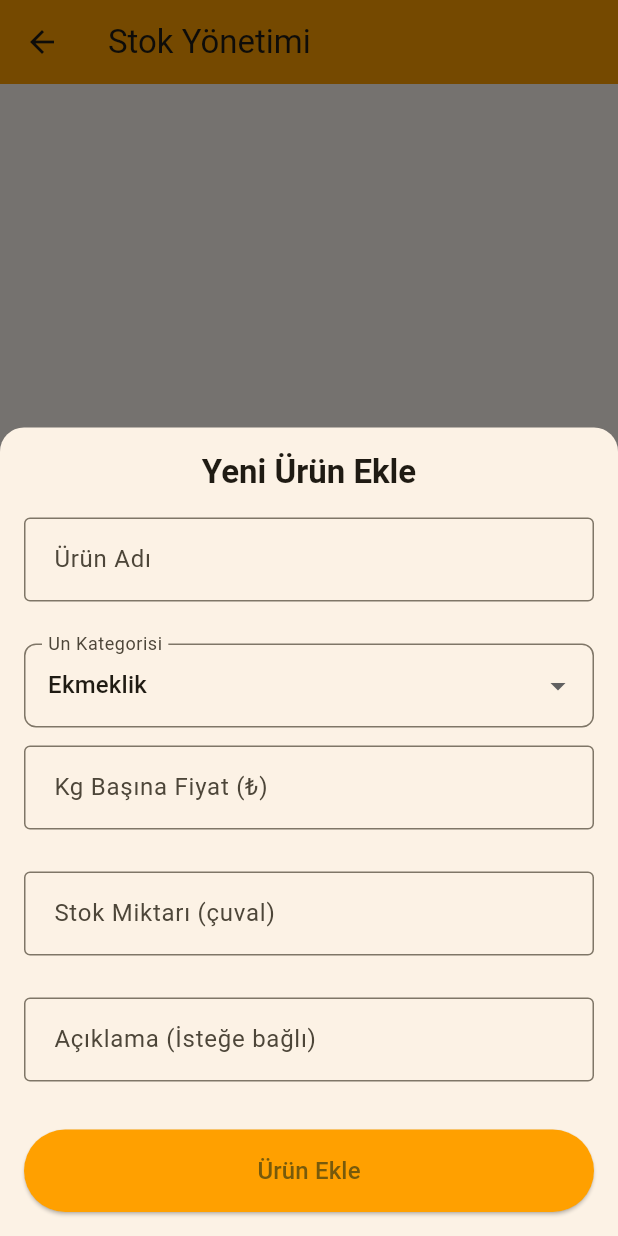
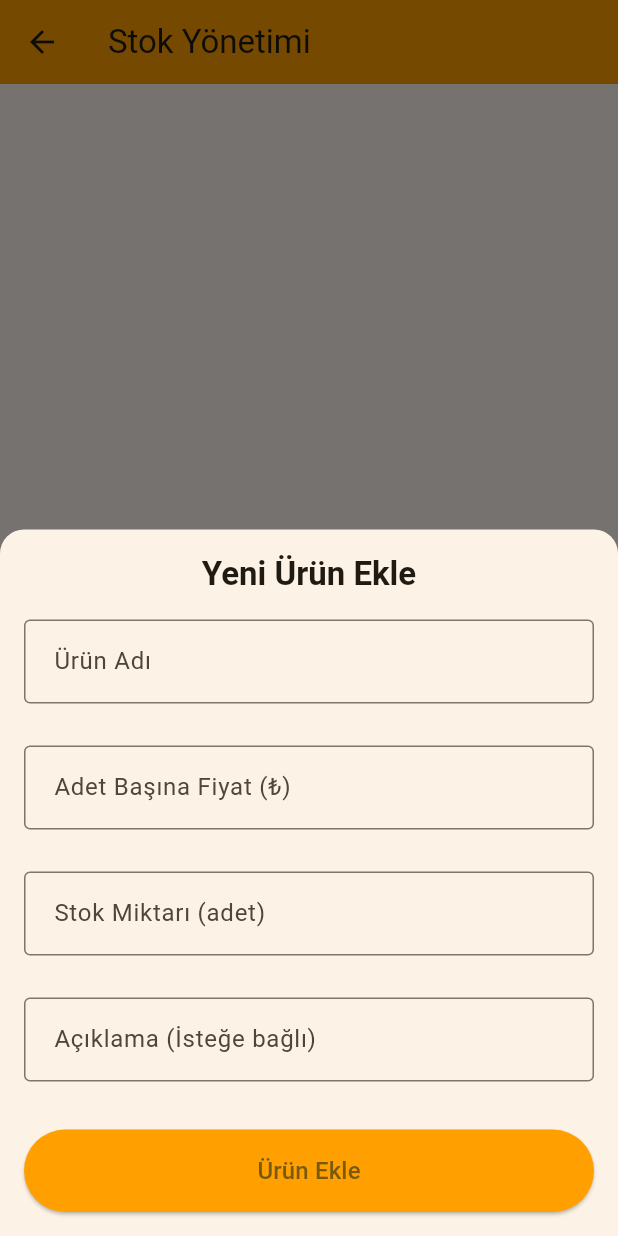
Before and after one commit to MohammedAlhawamdeh/flour-app, a Flutter app: the InventoryScreen screen opened by its route, after a tap on the "add" icon, on a phone screen of 412 x 824 dp. Run offline on Flutter 3.47's test engine with Material 3 defaults, Android fonts, the phone set to English and light mode, and no system bars; our stand-ins replace fl_chart, shared_preferences, sqflite, sqflite_common_ffi, sqlite3_flutter_libs; accounts and stored records are empty.

Commit message:
Refactor inventory screen: update price and stock labels, remove category selection

```diff
--- a/flour_tracker/lib/screens/inventory_screen.dart
+++ b/flour_tracker/lib/screens/inventory_screen.dart
@@ -106,19 +106,6 @@ class _InventoryScreenState extends State<InventoryScreen> {
                                         fontWeight: FontWeight.bold,
                                       ),
                                     ),
-                                    if (product.category != null &&
-                                        product.category!.isNotEmpty)
-                                      Padding(
-                                        padding: const EdgeInsets.only(top: 4),
-                                        child: Text(
-                                          product.category!,
-                                          style: TextStyle(
-                                            fontSize: 14,
-                                            color: Colors.amber.shade900,
-                                            fontWeight: FontWeight.w500,
-                                          ),
-                                        ),
-                                      ),
                                   ],
                                 ),
                               ),
@@ -144,7 +131,7 @@ class _InventoryScreenState extends State<InventoryScreen> {
                           Row(
                             children: [
                               _buildInfoItem(
-                                'Kg Başına Fiyat',
+                                'Adet Başına Fiyat',
                                 '${settingsProvider.currencySymbol}${product.pricePerKg.toStringAsFixed(settingsProvider.showDecimals ? 2 : 0)}',
                                 _getCurrencyIcon(
                                   settingsProvider.currencySymbol,
@@ -153,7 +140,7 @@ class _InventoryScreenState extends State<InventoryScreen> {
                               const SizedBox(width: 16),
                               _buildInfoItem(
                                 'Stok Miktarı',
-                                '${product.quantityInStock.toStringAsFixed(settingsProvider.showDecimals ? 2 : 0)} çuval',
+                                '${product.quantityInStock.toStringAsFixed(settingsProvider.showDecimals ? 2 : 0)} adet',
                                 Icons.inventory,
                               ),
                             ],
@@ -243,22 +230,7 @@ class _InventoryScreenState extends State<InventoryScreen> {
       text: product?.description ?? '',
     );
 
-    String selectedCategory = product?.category ?? 'Ekmeklik';
     final formKey = GlobalKey<FormState>();
-
-    // Common Turkish flour categories
-    final List<String> flourCategories = [
-      'Ekmeklik', // Bread flour
-      'Böreklik', // Pastry flour
-      'Poğaçalık', // Biscuit/roll flour
-      'Çöreklik', // Sweet pastry flour
-      'Baklavalik', // Baklava flour
-      'Keklik', // Cake flour
-      'Simitlik', // Bagel flour
-      'Pidecik', // Flatbread flour
-      'Genel Amaçlı', // All-purpose flour
-      'Diğer', // Other
-    ];
 
     await showModalBottomSheet(
       context: context,
@@ -305,37 +277,9 @@ class _InventoryScreenState extends State<InventoryScreen> {
                           },
                         ),
                         const SizedBox(height: 12),
-                        DropdownButtonFormField<String>(
-                          decoration: InputDecoration(
-                            labelText: 'Un Kategorisi',
-                            border: OutlineInputBorder(
-                              borderRadius: BorderRadius.circular(8),
-                            ),
-                            contentPadding: const EdgeInsets.symmetric(
-                              horizontal: 12,
-                              vertical: 16,
-                            ),
-                          ),
-                          value: selectedCategory,
-                          items:
-                              flourCategories
-                                  .map(
-                                    (category) => DropdownMenuItem(
-                                      value: category,
-                                      child: Text(category),
-                                    ),
-                                  )
-                                  .toList(),
-                          onChanged: (value) {
-                            setState(() {
-                              selectedCategory = value!;
-                            });
-                          },
-                        ),
-                        const SizedBox(height: 12),
                         CustomTextField(
                           label:
-                              'Kg Başına Fiyat (${settingsProvider.currencySymbol})',
+                              'Adet Başına Fiyat (${settingsProvider.currencySymbol})',
                           controller: priceController,
                           keyboardType: TextInputType.number,
                           validator: (value) {
@@ -350,7 +294,7 @@ class _InventoryScreenState extends State<InventoryScreen> {
                         ),
                         const SizedBox(height: 12),
                         CustomTextField(
-                          label: 'Stok Miktarı (çuval)',
+                          label: 'Stok Miktarı (adet)',
                           controller: quantityController,
                           keyboardType: TextInputType.number,
                           validator: (value) {
@@ -389,7 +333,7 @@ class _InventoryScreenState extends State<InventoryScreen> {
                               descriptionController.text.isEmpty
                                   ? null
                                   : descriptionController.text,
-                          category: selectedCategory,
+                          category: null, // Removing category
                         );
 
                         try {
```
